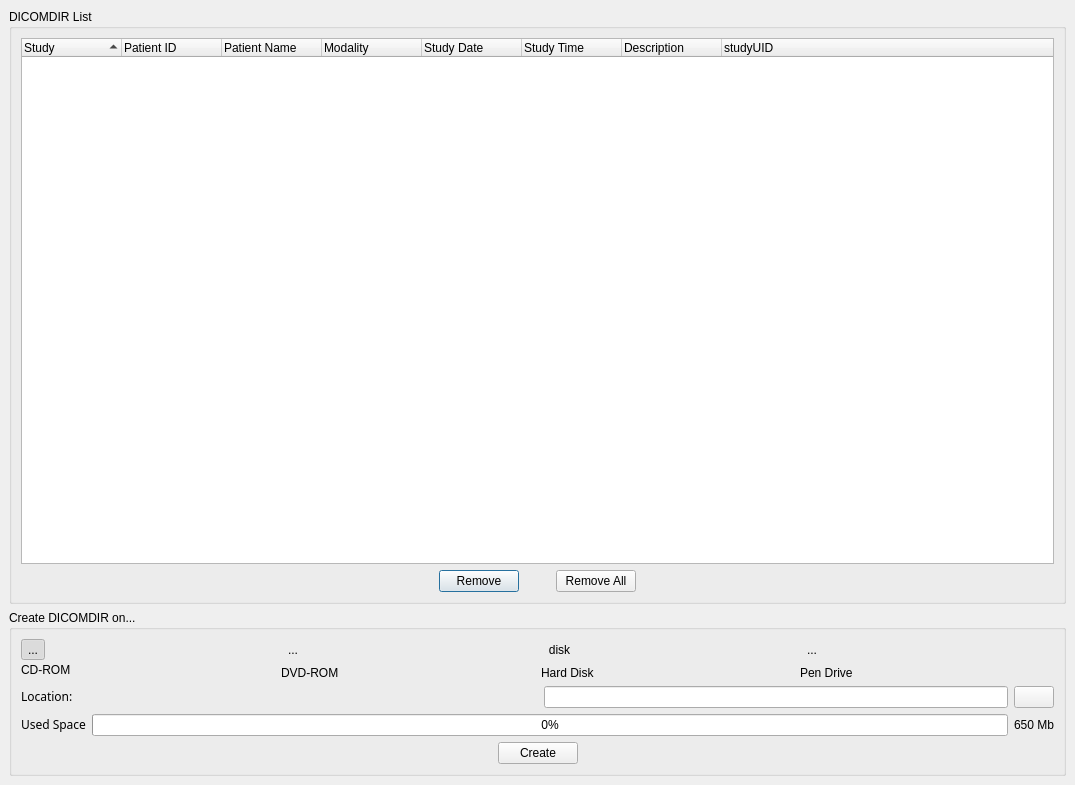
Before: the Qt Designer form starviewer/src/inputoutput/qcreatedicomdirbase.ui in starviewer-medical/starviewer, drawn with Qt 5.
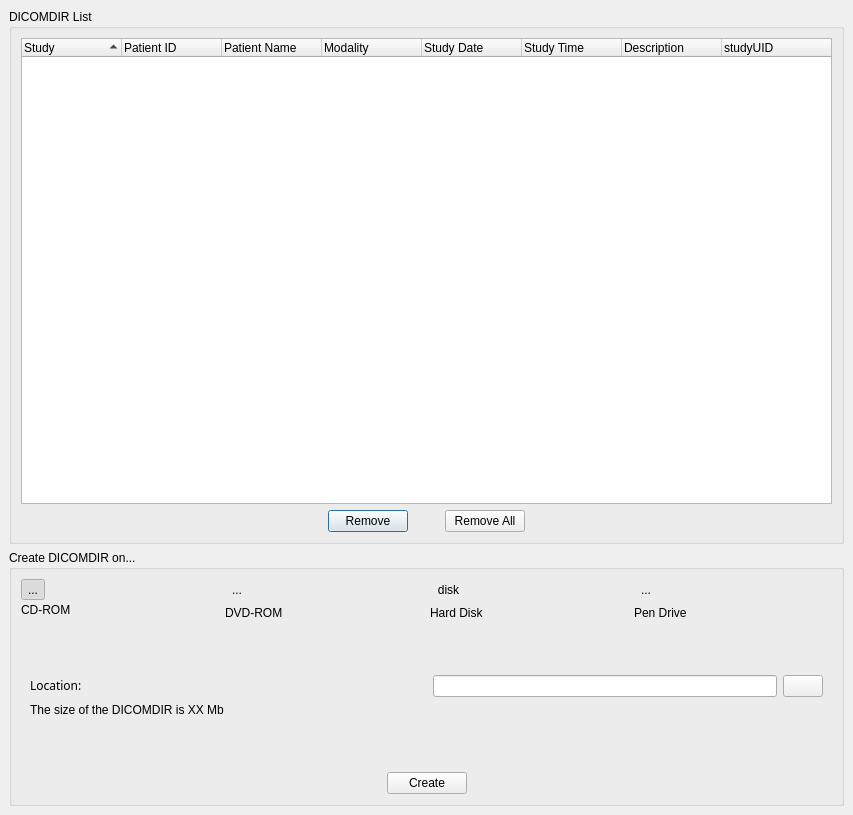
After: the same form once the commit is applied. The open tabs and pages were chosen to show the change. Icons and pictures are not drawn.

Commit message: ENH: Millora del layout dels elements que apareixen segons si es grava a disc/pendrive o a cd/dvd. STYLE: Es converteixen tots els dicomdir en minúscules a DICOMDIR

```diff
--- a/starviewer/src/inputoutput/qcreatedicomdirbase.ui
+++ b/starviewer/src/inputoutput/qcreatedicomdirbase.ui
@@ -5,8 +5,8 @@
    <rect>
     <x>0</x>
     <y>0</y>
-    <width>1075</width>
-    <height>785</height>
+    <width>853</width>
+    <height>815</height>
    </rect>
   </property>
   <property name="windowTitle" >
@@ -21,6 +21,14 @@
    </property>
    <item>
     <widget class="QGroupBox" name="groupBox_2" >
+     <property name="sizePolicy" >
+      <sizepolicy>
+       <hsizetype>7</hsizetype>
+       <vsizetype>7</vsizetype>
+       <horstretch>0</horstretch>
+       <verstretch>0</verstretch>
+      </sizepolicy>
+     </property>
      <property name="title" >
       <string>DICOMDIR List</string>
      </property>
@@ -167,6 +175,14 @@
    </item>
    <item>
     <widget class="QGroupBox" name="groupBox" >
+     <property name="sizePolicy" >
+      <sizepolicy>
+       <hsizetype>5</hsizetype>
+       <vsizetype>0</vsizetype>
+       <horstretch>0</horstretch>
+       <verstretch>0</verstretch>
+      </sizepolicy>
+     </property>
      <property name="title" >
       <string>Create DICOMDIR on...</string>
      </property>
@@ -177,7 +193,195 @@
       <property name="spacing" >
        <number>6</number>
       </property>
-      <item row="3" column="0" colspan="4" >
+      <item row="1" column="0" >
+       <widget class="QStackedWidget" name="m_stackedWidget" >
+        <property name="sizePolicy" >
+         <sizepolicy>
+          <hsizetype>5</hsizetype>
+          <vsizetype>0</vsizetype>
+          <horstretch>0</horstretch>
+          <verstretch>0</verstretch>
+         </sizepolicy>
+        </property>
+        <property name="currentIndex" >
+         <number>0</number>
+        </property>
+        <widget class="QWidget" name="page" >
+         <layout class="QVBoxLayout" >
+          <property name="margin" >
+           <number>9</number>
+          </property>
+          <property name="spacing" >
+           <number>6</number>
+          </property>
+          <item>
+           <layout class="QHBoxLayout" >
+            <property name="margin" >
+             <number>0</number>
+            </property>
+            <property name="spacing" >
+             <number>6</number>
+            </property>
+            <item>
+             <widget class="QLabel" name="m_DICOMDIRUsedSpaceLabel" >
+              <property name="font" >
+               <font>
+                <family>Sans Serif</family>
+                <pointsize>9</pointsize>
+                <weight>75</weight>
+                <italic>false</italic>
+                <bold>true</bold>
+                <underline>false</underline>
+                <strikeout>false</strikeout>
+               </font>
+              </property>
+              <property name="text" >
+               <string>&lt;html>&lt;head>&lt;meta name="qrichtext" content="1" />&lt;style type="text/css">
+p, li { white-space: pre-wrap; }
+&lt;/style>&lt;/head>&lt;body style=" font-family:'Sans Serif'; font-size:9pt; font-weight:600; font-style:normal; text-decoration:none;">
+&lt;p style=" margin-top:0px; margin-bottom:0px; margin-left:0px; margin-right:0px; -qt-block-indent:0; text-indent:0px;">&lt;span style=" font-weight:400;">Used Space&lt;/span>&lt;/p>&lt;/body>&lt;/html></string>
+              </property>
+             </widget>
+            </item>
+            <item>
+             <widget class="QProgressBar" name="m_progressBarOcupat" >
+              <property name="maximum" >
+               <number>100</number>
+              </property>
+              <property name="value" >
+               <number>0</number>
+              </property>
+              <property name="textVisible" >
+               <bool>true</bool>
+              </property>
+              <property name="orientation" >
+               <enum>Qt::Horizontal</enum>
+              </property>
+              <property name="textDirection" >
+               <enum>QProgressBar::TopToBottom</enum>
+              </property>
+             </widget>
+            </item>
+            <item>
+             <widget class="QLabel" name="m_labelMbCdDvdOcupat" >
+              <property name="autoFillBackground" >
+               <bool>false</bool>
+              </property>
+              <property name="text" >
+               <string>650 Mb</string>
+              </property>
+              <property name="alignment" >
+               <set>Qt::AlignCenter</set>
+              </property>
+             </widget>
+            </item>
+           </layout>
+          </item>
+         </layout>
+        </widget>
+        <widget class="QWidget" name="page_2" >
+         <layout class="QGridLayout" >
+          <property name="margin" >
+           <number>9</number>
+          </property>
+          <property name="spacing" >
+           <number>6</number>
+          </property>
+          <item row="2" column="0" colspan="2" >
+           <widget class="QLabel" name="m_dicomdirSizeOnDiskLabel" >
+            <property name="text" >
+             <string>The size of the DICOMDIR is XX Mb</string>
+            </property>
+           </widget>
+          </item>
+          <item row="3" column="0" >
+           <spacer>
+            <property name="orientation" >
+             <enum>Qt::Vertical</enum>
+            </property>
+            <property name="sizeHint" >
+             <size>
+              <width>20</width>
+              <height>40</height>
+             </size>
+            </property>
+           </spacer>
+          </item>
+          <item row="0" column="1" >
+           <spacer>
+            <property name="orientation" >
+             <enum>Qt::Vertical</enum>
+            </property>
+            <property name="sizeHint" >
+             <size>
+              <width>20</width>
+              <height>40</height>
+             </size>
+            </property>
+           </spacer>
+          </item>
+          <item row="1" column="0" colspan="2" >
+           <layout class="QHBoxLayout" >
+            <property name="margin" >
+             <number>0</number>
+            </property>
+            <property name="spacing" >
+             <number>6</number>
+            </property>
+            <item>
+             <widget class="QLabel" name="m_DICOMDIRLocationLabel" >
+              <property name="font" >
+               <font>
+                <family>Sans Serif</family>
+                <pointsize>9</pointsize>
+                <weight>75</weight>
+                <italic>false</italic>
+                <bold>true</bold>
+                <underline>false</underline>
+                <strikeout>false</strikeout>
+               </font>
+              </property>
+              <property name="text" >
+               <string>&lt;html>&lt;head>&lt;meta name="qrichtext" content="1" />&lt;style type="text/css">
+p, li { white-space: pre-wrap; }
+&lt;/style>&lt;/head>&lt;body style=" font-family:'Sans Serif'; font-size:9pt; font-weight:600; font-style:normal; text-decoration:none;">
+&lt;p style=" margin-top:0px; margin-bottom:0px; margin-left:0px; margin-right:0px; -qt-block-indent:0; text-indent:0px;">&lt;span style=" font-weight:400;">Location:&lt;/span>&lt;/p>&lt;/body>&lt;/html></string>
+              </property>
+             </widget>
+            </item>
+            <item>
+             <spacer>
+              <property name="orientation" >
+               <enum>Qt::Horizontal</enum>
+              </property>
+              <property name="sizeHint" >
+               <size>
+                <width>61</width>
+                <height>20</height>
+               </size>
+              </property>
+             </spacer>
+            </item>
+            <item>
+             <widget class="QLineEdit" name="m_lineEditDicomdirPath" />
+            </item>
+            <item>
+             <widget class="QPushButton" name="m_buttonExamineDisk" >
+              <property name="text" >
+               <string/>
+              </property>
+              <property name="icon" >
+               <iconset resource="../main/main.qrc" >:/images/folderclose.png</iconset>
+              </property>
+             </widget>
+            </item>
+           </layout>
+          </item>
+         </layout>
+        </widget>
+       </widget>
+      </item>
+      <item row="2" column="0" >
        <layout class="QHBoxLayout" >
         <property name="margin" >
          <number>0</number>
@@ -223,169 +427,7 @@
         </item>
        </layout>
       </item>
-      <item row="0" column="3" >
-       <layout class="QVBoxLayout" >
-        <property name="margin" >
-         <number>0</number>
-        </property>
-        <property name="spacing" >
-         <number>6</number>
-        </property>
-        <item>
-         <widget class="QToolButton" name="m_pendriveDeviceToolButton" >
-          <property name="text" >
-           <string>...</string>
-          </property>
-          <property name="icon" >
-           <iconset resource="../main/main.qrc" >:/images/usbpendrive.png</iconset>
-          </property>
-          <property name="iconSize" >
-           <size>
-            <width>64</width>
-            <height>64</height>
-           </size>
-          </property>
-          <property name="checkable" >
-           <bool>true</bool>
-          </property>
-          <property name="autoRaise" >
-           <bool>true</bool>
-          </property>
-         </widget>
-        </item>
-        <item>
-         <widget class="QLabel" name="label_4" >
-          <property name="text" >
-           <string>Pen Drive</string>
-          </property>
-         </widget>
-        </item>
-       </layout>
-      </item>
       <item row="0" column="0" >
-       <layout class="QVBoxLayout" >
-        <property name="margin" >
-         <number>0</number>
-        </property>
-        <property name="spacing" >
-         <number>0</number>
-        </property>
-        <item>
-         <widget class="QToolButton" name="m_cdromDeviceToolButton" >
-          <property name="text" >
-           <string>...</string>
-          </property>
-          <property name="icon" >
-           <iconset resource="../main/main.qrc" >:/images/cdrom.png</iconset>
-          </property>
-          <property name="iconSize" >
-           <size>
-            <width>64</width>
-            <height>64</height>
-           </size>
-          </property>
-          <property name="checkable" >
-           <bool>true</bool>
-          </property>
-          <property name="checked" >
-           <bool>true</bool>
-          </property>
-          <property name="autoRaise" >
-           <bool>true</bool>
-          </property>
-         </widget>
-        </item>
-        <item>
-         <widget class="QLabel" name="label" >
-          <property name="text" >
-           <string>CD-ROM</string>
-          </property>
-         </widget>
-        </item>
-       </layout>
-      </item>
-      <item row="0" column="2" >
-       <layout class="QVBoxLayout" >
-        <property name="margin" >
-         <number>0</number>
-        </property>
-        <property name="spacing" >
-         <number>6</number>
-        </property>
-        <item>
-         <widget class="QToolButton" name="m_hardDiskDeviceToolButton" >
-          <property name="text" >
-           <string>disk</string>
-          </property>
-          <property name="icon" >
-           <iconset resource="../main/main.qrc" >:/images/harddrive.png</iconset>
-          </property>
-          <property name="iconSize" >
-           <size>
-            <width>64</width>
-            <height>64</height>
-           </size>
-          </property>
-          <property name="checkable" >
-           <bool>true</bool>
-          </property>
-          <property name="checked" >
-           <bool>false</bool>
-          </property>
-          <property name="autoRaise" >
-           <bool>true</bool>
-          </property>
-         </widget>
-        </item>
-        <item>
-         <widget class="QLabel" name="label_3" >
-          <property name="text" >
-           <string>Hard Disk</string>
-          </property>
-         </widget>
-        </item>
-       </layout>
-      </item>
-      <item row="0" column="1" >
-       <layout class="QVBoxLayout" >
-        <property name="margin" >
-         <number>0</number>
-        </property>
-        <property name="spacing" >
-         <number>6</number>
-        </property>
-        <item>
-         <widget class="QToolButton" name="m_dvdromDeviceToolButton" >
-          <property name="text" >
-           <string>...</string>
-          </property>
-          <property name="icon" >
-           <iconset resource="../main/main.qrc" >:/images/dvd.png</iconset>
-          </property>
-          <property name="iconSize" >
-           <size>
-            <width>64</width>
-            <height>64</height>
-           </size>
-          </property>
-          <property name="checkable" >
-           <bool>true</bool>
-          </property>
-          <property name="autoRaise" >
-           <bool>true</bool>
-          </property>
-         </widget>
-        </item>
-        <item>
-         <widget class="QLabel" name="label_2" >
-          <property name="text" >
-           <string>DVD-ROM</string>
-          </property>
-         </widget>
-        </item>
-       </layout>
-      </item>
-      <item row="1" column="0" colspan="4" >
        <layout class="QHBoxLayout" >
         <property name="margin" >
          <number>0</number>
@@ -394,114 +436,166 @@
          <number>6</number>
         </property>
         <item>
-         <widget class="QLabel" name="m_DICOMDIRLocationLabel" >
-          <property name="font" >
-           <font>
-            <family>Sans Serif</family>
-            <pointsize>9</pointsize>
-            <weight>75</weight>
-            <italic>false</italic>
-            <bold>true</bold>
-            <underline>false</underline>
-            <strikeout>false</strikeout>
-           </font>
+         <layout class="QVBoxLayout" >
+          <property name="margin" >
+           <number>0</number>
           </property>
-          <property name="text" >
-           <string>&lt;html>&lt;head>&lt;meta name="qrichtext" content="1" />&lt;style type="text/css">
-p, li { white-space: pre-wrap; }
-&lt;/style>&lt;/head>&lt;body style=" font-family:'Sans Serif'; font-size:9pt; font-weight:600; font-style:normal; text-decoration:none;">
-&lt;p style=" margin-top:0px; margin-bottom:0px; margin-left:0px; margin-right:0px; -qt-block-indent:0; text-indent:0px;">&lt;span style=" font-weight:400;">Location:&lt;/span>&lt;/p>&lt;/body>&lt;/html></string>
+          <property name="spacing" >
+           <number>0</number>
           </property>
-         </widget>
+          <item>
+           <widget class="QToolButton" name="m_cdromDeviceToolButton" >
+            <property name="text" >
+             <string>...</string>
+            </property>
+            <property name="icon" >
+             <iconset resource="../main/main.qrc" >:/images/cdrom.png</iconset>
+            </property>
+            <property name="iconSize" >
+             <size>
+              <width>64</width>
+              <height>64</height>
+             </size>
+            </property>
+            <property name="checkable" >
+             <bool>true</bool>
+            </property>
+            <property name="checked" >
+             <bool>true</bool>
+            </property>
+            <property name="autoRaise" >
+             <bool>true</bool>
+            </property>
+           </widget>
+          </item>
+          <item>
+           <widget class="QLabel" name="label" >
+            <property name="text" >
+             <string>CD-ROM</string>
+            </property>
+           </widget>
+          </item>
+         </layout>
         </item>
         <item>
-         <spacer>
-          <property name="orientation" >
-           <enum>Qt::Horizontal</enum>
+         <layout class="QVBoxLayout" >
+          <property name="margin" >
+           <number>0</number>
           </property>
-          <property name="sizeHint" >
-           <size>
-            <width>61</width>
-            <height>20</height>
-           </size>
+          <property name="spacing" >
+           <number>6</number>
           </property>
-         </spacer>
+          <item>
+           <widget class="QToolButton" name="m_dvdromDeviceToolButton" >
+            <property name="text" >
+             <string>...</string>
+            </property>
+            <property name="icon" >
+             <iconset resource="../main/main.qrc" >:/images/dvd.png</iconset>
+            </property>
+            <property name="iconSize" >
+             <size>
+              <width>64</width>
+              <height>64</height>
+             </size>
+            </property>
+            <property name="checkable" >
+             <bool>true</bool>
+            </property>
+            <property name="autoRaise" >
+             <bool>true</bool>
+            </property>
+           </widget>
+          </item>
+          <item>
+           <widget class="QLabel" name="label_2" >
+            <property name="text" >
+             <string>DVD-ROM</string>
+            </property>
+           </widget>
+          </item>
+         </layout>
         </item>
         <item>
-         <widget class="QLineEdit" name="m_lineEditDicomdirPath" />
-        </item>
-        <item>
-         <widget class="QPushButton" name="m_buttonExamineDisk" >
-          <property name="text" >
-           <string/>
+         <layout class="QVBoxLayout" >
+          <property name="margin" >
+           <number>0</number>
           </property>
-          <property name="icon" >
-           <iconset resource="../main/main.qrc" >:/images/folderclose.png</iconset>
+          <property name="spacing" >
+           <number>6</number>
           </property>
-         </widget>
+          <item>
+           <widget class="QToolButton" name="m_hardDiskDeviceToolButton" >
+            <property name="text" >
+             <string>disk</string>
+            </property>
+            <property name="icon" >
+             <iconset resource="../main/main.qrc" >:/images/harddrive.png</iconset>
+            </property>
+            <property name="iconSize" >
+             <size>
+              <width>64</width>
+              <height>64</height>
+             </size>
+            </property>
+            <property name="checkable" >
+             <bool>true</bool>
+            </property>
+            <property name="checked" >
+             <bool>false</bool>
+            </property>
+            <property name="autoRaise" >
+             <bool>true</bool>
+            </property>
+           </widget>
+          </item>
+          <item>
+           <widget class="QLabel" name="label_3" >
+            <property name="text" >
+             <string>Hard Disk</string>
+            </property>
+           </widget>
+          </item>
+         </layout>
         </item>
-       </layout>
-      </item>
-      <item row="2" column="0" colspan="4" >
-       <layout class="QHBoxLayout" >
-        <property name="margin" >
-         <number>0</number>
-        </property>
-        <property name="spacing" >
-         <number>6</number>
-        </property>
         <item>
-         <widget class="QLabel" name="m_DICOMDIRUsedSpaceLabel" >
-          <property name="font" >
-           <font>
-            <family>Sans Serif</family>
-            <pointsize>9</pointsize>
-            <weight>75</weight>
-            <italic>false</italic>
-            <bold>true</bold>
-            <underline>false</underline>
-            <strikeout>false</strikeout>
-           </font>
-          </property>
-          <property name="text" >
-           <string>&lt;html>&lt;head>&lt;meta name="qrichtext" content="1" />&lt;style type="text/css">
-p, li { white-space: pre-wrap; }
-&lt;/style>&lt;/head>&lt;body style=" font-family:'Sans Serif'; font-size:9pt; font-weight:600; font-style:normal; text-decoration:none;">
-&lt;p style=" margin-top:0px; margin-bottom:0px; margin-left:0px; margin-right:0px; -qt-block-indent:0; text-indent:0px;">&lt;span style=" font-weight:400;">Used Space&lt;/span>&lt;/p>&lt;/body>&lt;/html></string>
-          </property>
-         </widget>
-        </item>
-        <item>
-         <widget class="QProgressBar" name="m_progressBarOcupat" >
-          <property name="maximum" >
-           <number>100</number>
-          </property>
-          <property name="value" >
+         <layout class="QVBoxLayout" >
+          <property name="margin" >
            <number>0</number>
           </property>
-          <property name="textVisible" >
-           <bool>true</bool>
+          <property name="spacing" >
+           <number>6</number>
           </property>
-          <property name="orientation" >
-           <enum>Qt::Horizontal</enum>
-          </property>
-          <property name="textDirection" >
-           <enum>QProgressBar::TopToBottom</enum>
-          </property>
-         </widget>
-        </item>
-        <item>
-         <widget class="QLabel" name="m_labelMbCdDvdOcupat" >
-          <property name="autoFillBackground" >
-           <bool>false</bool>
-          </property>
-          <property name="text" >
-           <string>650 Mb</string>
-          </property>
-          <property name="alignment" >
-           <set>Qt::AlignCenter</set>
-          </property>
-         </widget>
+          <item>
+           <widget class="QToolButton" name="m_pendriveDeviceToolButton" >
+            <property name="text" >
+             <string>...</string>
+            </property>
+            <property name="icon" >
+             <iconset resource="../main/main.qrc" >:/images/usbpendrive.png</iconset>
+            </property>
+            <property name="iconSize" >
+             <size>
+              <width>64</width>
+              <height>64</height>
+             </size>
+            </property>
+            <property name="checkable" >
+             <bool>true</bool>
+            </property>
+            <property name="autoRaise" >
+             <bool>true</bool>
+            </property>
+           </widget>
+          </item>
+          <item>
+           <widget class="QLabel" name="label_4" >
+            <property name="text" >
+             <string>Pen Drive</string>
+            </property>
+           </widget>
+          </item>
+         </layout>
         </item>
        </layout>
       </item>
```
Left out of the diff: 2 changed lines with no effect on the pictures. The commit also changes 1 other file.
